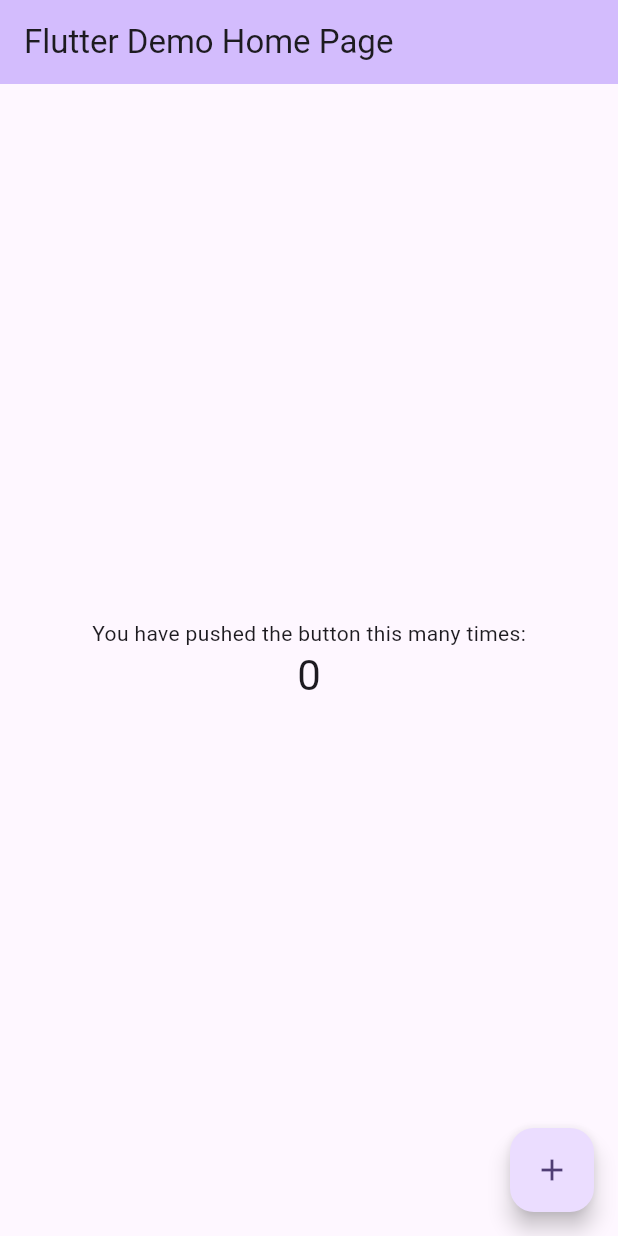
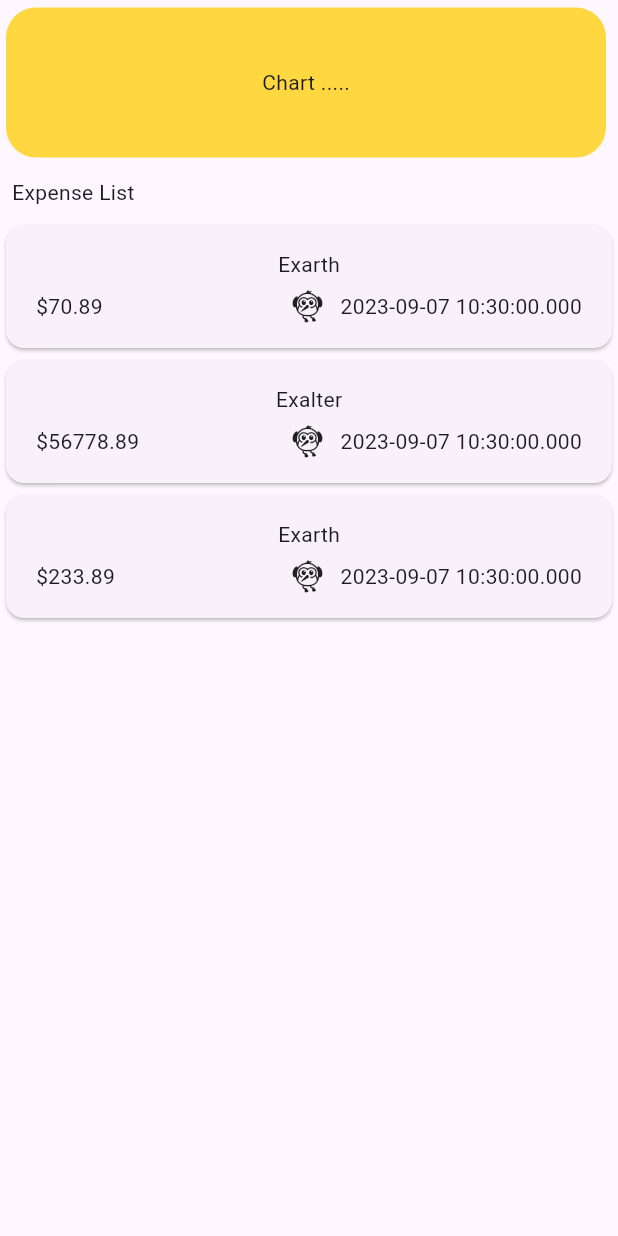
Before and after one commit to Exalter104/expense_tracker, a Flutter app: the screen it shows after launch, on a phone screen of 412 x 824 dp. Run offline on Flutter 3.47's test engine with Material 2 defaults, Android fonts, the phone set to English and light mode, and no system bars.

Commit message:
Complete : app is completed

```diff
--- /dev/null
+++ b/lib/dashboard/expenses.dart
@@ -0,0 +1,57 @@
+import 'package:expense_tracker/dashboard/expenses_list/expenses_list.dart';
+import 'package:expense_tracker/model/expensesdata_model.dart';
+import 'package:flutter/material.dart';
+
+class Expenses extends StatefulWidget {
+  const Expenses({super.key});
+
+  @override
+  State<Expenses> createState() => _ExpensesState();
+}
+
+class _ExpensesState extends State<Expenses> {
+  final List<ExpenseDataModel> _registeredExpenses = [
+    ExpenseDataModel(
+        title: "Exarth",
+        amount: 70.89,
+        date: DateTime.now(),
+        category: Category.serviceApp),
+    ExpenseDataModel(
+        title: "Exalter",
+        amount: 56778.89,
+        date: DateTime.now(),
+        category: Category.seedswildApp),
+    ExpenseDataModel(
+        title: "Exarth",
+        amount: 233.89,
+        date: DateTime.now(),
+        category: Category.airbnbApp)
+  ];
+  @override
+  Widget build(BuildContext context) {
+    return Scaffold(
+      body: Column(
+        crossAxisAlignment: CrossAxisAlignment.start,
+        children: [
+          Container(
+              margin: const EdgeInsets.symmetric(horizontal: 4, vertical: 5),
+              height: 100,
+              width: 400,
+              decoration: BoxDecoration(
+                  color: Colors.amberAccent,
+                  borderRadius: BorderRadius.circular(20)),
+              child: const Center(child: Text("Chart ....."))),
+          const Padding(
+            padding: EdgeInsets.all(8.0),
+            child: Text(
+              "Expense List",
+              textAlign: TextAlign.left,
+            ),
+          ),
+          Expanded(
+              child: ExpensesList(expenseDataModelList: _registeredExpenses))
+        ],
+      ),
+    );
+  }
+}
--- /dev/null
+++ b/lib/dashboard/expenses_list/expenses_items.dart
@@ -0,0 +1,40 @@
+import 'package:expense_tracker/model/expensesdata_model.dart';
+import 'package:flutter/material.dart';
+
+class ExpensesItems extends StatelessWidget {
+  const ExpensesItems(this.expenseDataModel, {super.key});
+  final ExpenseDataModel expenseDataModel;
+  @override
+  Widget build(BuildContext context) {
+    return Card(
+      child: Padding(
+          padding: const EdgeInsets.symmetric(
+            horizontal: 20,
+            vertical: 16,
+          ),
+          child: Column(
+            children: [
+              Text(expenseDataModel.title),
+              const SizedBox(
+                height: 6,
+              ),
+              Row(
+                children: [
+                  Text("\$${expenseDataModel.amount.toStringAsFixed(2)}"),
+                  const Spacer(),
+                  Row(
+                    children: [
+                      const Icon(Icons.flutter_dash),
+                      const SizedBox(
+                        width: 10,
+                      ),
+                      Text(expenseDataModel.date.toString()),
+                    ],
+                  )
+                ],
+              )
+            ],
+          )),
+    );
+  }
+}
--- /dev/null
+++ b/lib/dashboard/expenses_list/expenses_list.dart
@@ -0,0 +1,19 @@
+import 'package:expense_tracker/dashboard/expenses_list/expenses_items.dart';
+import 'package:expense_tracker/model/expensesdata_model.dart';
+import 'package:flutter/material.dart';
+
+class ExpensesList extends StatelessWidget {
+  const ExpensesList({
+    super.key,
+    required this.expenseDataModelList,
+  });
+  final List<ExpenseDataModel> expenseDataModelList;
+  @override
+  Widget build(BuildContext context) {
+    return ListView.builder(
+        itemCount: expenseDataModelList.length,
+        itemBuilder: (ctx, indexNumber) {
+          return ExpensesItems(expenseDataModelList[indexNumber]);
+        });
+  }
+}
--- a/lib/main.dart
+++ b/lib/main.dart
@@ -1,3 +1,4 @@
+import 'package:expense_tracker/dashboard/expenses.dart';
 import 'package:flutter/material.dart';
 
 void main() {
@@ -11,115 +12,11 @@ class MyApp extends StatelessWidget {
   @override
   Widget build(BuildContext context) {
     return MaterialApp(
-      title: 'Flutter Demo',
-      theme: ThemeData(
-        // This is the theme of your application.
-        //
-        // TRY THIS: Try running your application with "flutter run". You'll see
-        // the application has a blue toolbar. Then, without quitting the app,
-        // try changing the seedColor in the colorScheme below to Colors.green
-        // and then invoke "hot reload" (save your changes or press the "hot
-        // reload" button in a Flutter-supported IDE, or press "r" if you used
-        // the command line to start the app).
-        //
-        // Notice that the counter didn't reset back to zero; the application
-        // state is not lost during the reload. To reset the state, use hot
-        // restart instead.
-        //
-        // This works for code too, not just values: Most code changes can be
-        // tested with just a hot reload.
-        colorScheme: ColorScheme.fromSeed(seedColor: Colors.deepPurple),
-        useMaterial3: true,
-      ),
-      home: const MyHomePage(title: 'Flutter Demo Home Page'),
-    );
+        title: 'Expense tracker App ',
+        theme: ThemeData(
+          colorScheme: ColorScheme.fromSeed(seedColor: Colors.deepPurple),
+          useMaterial3: true,
+        ),
+        home: const Expenses());
   }
 }
-
-class MyHomePage extends StatefulWidget {
-  const MyHomePage({super.key, required this.title});
-
-  // This widget is the home page of your application. It is stateful, meaning
-  // that it has a State object (defined below) that contains fields that affect
-  // how it looks.
-
-  // This class is the configuration for the state. It holds the values (in this
-  // case the title) provided by the parent (in this case the App widget) and
-  // used by the build method of the State. Fields in a Widget subclass are
-  // always marked "final".
-
-  final String title;
-
-  @override
-  State<MyHomePage> createState() => _MyHomePageState();
-}
-
-class _MyHomePageState extends State<MyHomePage> {
-  int _counter = 0;
-
-  void _incrementCounter() {
-    setState(() {
-      // This call to setState tells the Flutter framework that something has
-      // changed in this State, which causes it to rerun the build method below
-      // so that the display can reflect the updated values. If we changed
-      // _counter without calling setState(), then the build method would not be
-      // called again, and so nothing would appear to happen.
-      _counter++;
-    });
-  }
-
-  @override
-  Widget build(BuildContext context) {
-    // This method is rerun every time setState is called, for instance as done
-    // by the _incrementCounter method above.
-    //
-    // The Flutter framework has been optimized to make rerunning build methods
-    // fast, so that you can just rebuild anything that needs updating rather
-    // than having to individually change instances of widgets.
-    return Scaffold(
-      appBar: AppBar(
-        // TRY THIS: Try changing the color here to a specific color (to
-        // Colors.amber, perhaps?) and trigger a hot reload to see the AppBar
-        // change color while the other colors stay the same.
-        backgroundColor: Theme.of(context).colorScheme.inversePrimary,
-        // Here we take the value from the MyHomePage object that was created by
-        // the App.build method, and use it to set our appbar title.
-        title: Text(widget.title),
-      ),
-      body: Center(
-        // Center is a layout widget. It takes a single child and positions it
-        // in the middle of the parent.
-        child: Column(
-          // Column is also a layout widget. It takes a list of children and
-          // arranges them vertically. By default, it sizes itself to fit its
-          // children horizontally, and tries to be as tall as its parent.
-          //
-          // Column has various properties to control how it sizes itself and
-          // how it positions its children. Here we use mainAxisAlignment to
-          // center the children vertically; the main axis here is the vertical
-          // axis because Columns are vertical (the cross axis would be
-          // horizontal).
-          //
-          // TRY THIS: Invoke "debug painting" (choose the "Toggle Debug Paint"
-          // action in the IDE, or press "p" in the console), to see the
-          // wireframe for each widget.
-          mainAxisAlignment: MainAxisAlignment.center,
-          children: <Widget>[
-            const Text(
-              'You have pushed the button this many times:',
-            ),
-            Text(
-              '$_counter',
-              style: Theme.of(context).textTheme.headlineMedium,
-            ),
-          ],
-        ),
-      ),
-      floatingActionButton: FloatingActionButton(
-        onPressed: _incrementCounter,
-        tooltip: 'Increment',
-        child: const Icon(Icons.add),
-      ), // This trailing comma makes auto-formatting nicer for build methods.
-    );
-  }
-}
--- a/pubspec.yaml
+++ b/pubspec.yaml
@@ -35,6 +35,7 @@ dependencies:
   # The following adds the Cupertino Icons font to your application.
   # Use with the CupertinoIcons class for iOS style icons.
   cupertino_icons: ^1.0.2
+  uuid: ^4.0.0
 
 dev_dependencies:
   flutter_test:
```
Also changed, not shown: pubspec.lock.
